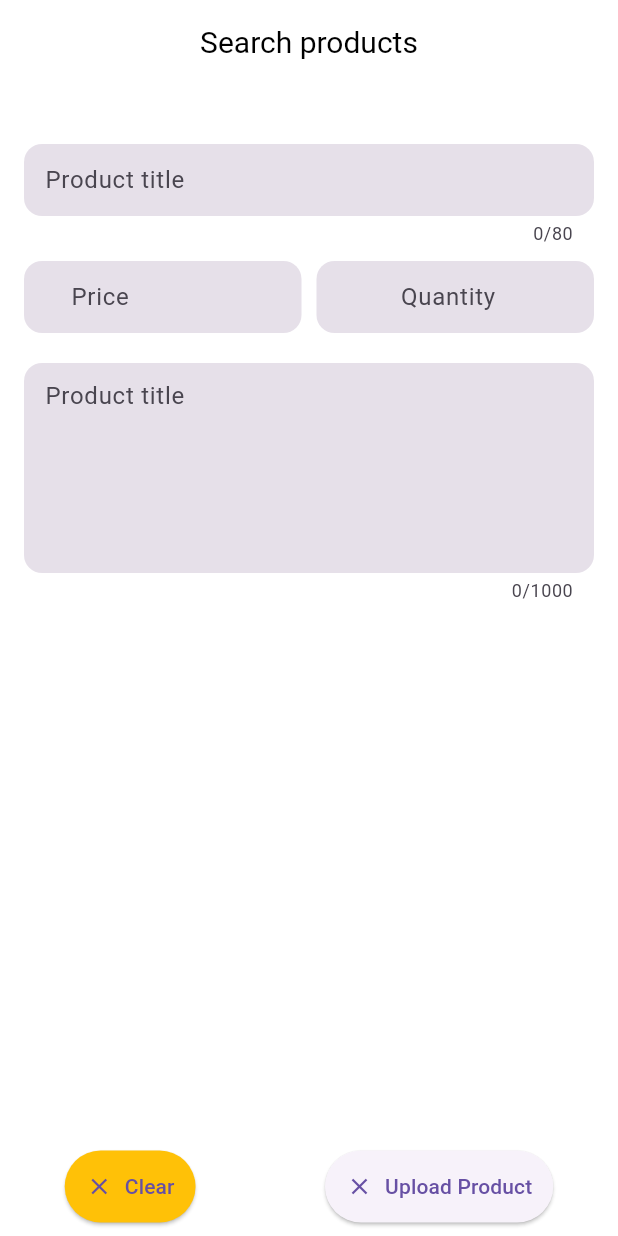
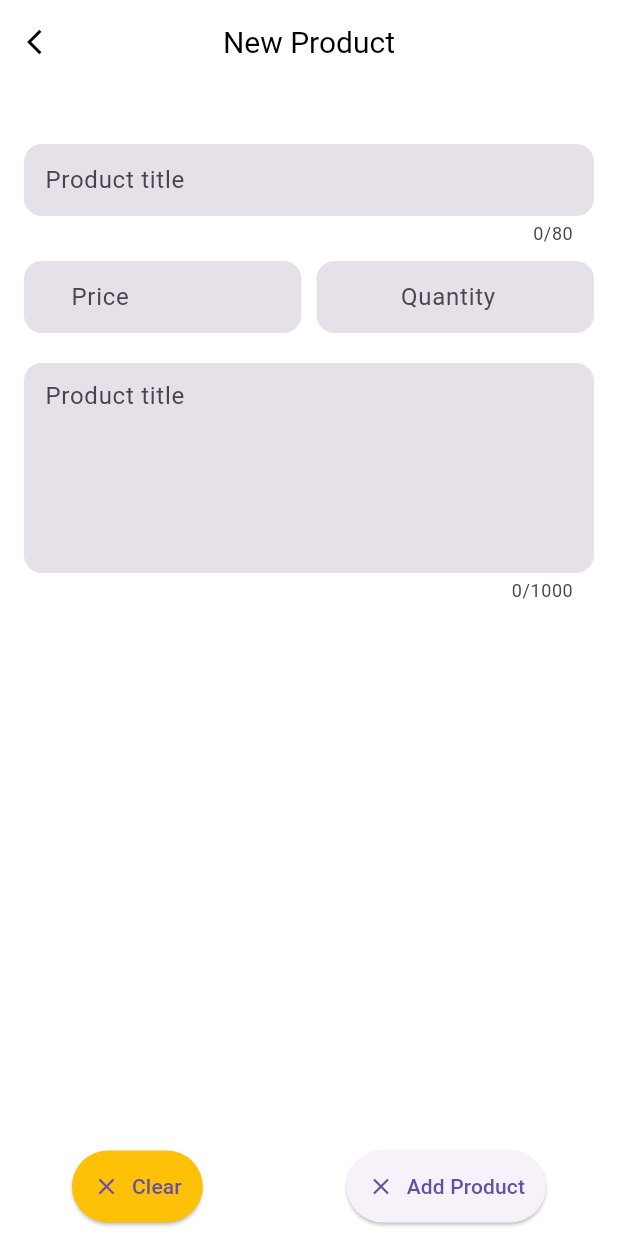
Before and after one commit to efegorkemumit/ecommerce_flutter_admin, a Flutter app: the EditorUploadProductScreen screen opened by its route, on a phone screen of 412 x 824 dp. Run offline on Flutter 3.47's test engine with Material 3 defaults, Android fonts, the phone set to English and light mode, and no system bars; our stand-ins replace fancy_shimmer_image, iconly, image_picker, shared_preferences, shimmer; missing offline and left inert: dynamic_height_grid_view; accounts and stored records are empty.

Commit message:
edit or create

```diff
--- a/lib/screens/editorUploadProduct.dart
+++ b/lib/screens/editorUploadProduct.dart
@@ -103,7 +103,7 @@ class _EditorUploadProductScreenState extends State<EditorUploadProductScreen> {
 
                   onPressed: (){},
                   icon: const Icon(Icons.clear),
-                  label: const Text("Upload Product"),
+                  label:  Text(isEditing ? "Save Product" : "Add Product" ),
 
                   style: ElevatedButton.styleFrom(
                       padding: const EdgeInsets.all(14),
@@ -118,12 +118,18 @@ class _EditorUploadProductScreenState extends State<EditorUploadProductScreen> {
 
         appBar: AppBar(
             centerTitle: true,
-            leading: Padding(
-              padding: const EdgeInsets.all(8.0),
-
-
+            leading: IconButton(
+              onPressed: (){
+                if(Navigator.canPop(context)){
+                  Navigator.pop(context);
+                }
+              },
+              icon: const Icon(
+                Icons.arrow_back_ios,
+                size: 20,
+              ),
             ),
-            title:  TitleTextWidget(label:  "Search products")
+            title:  TitleTextWidget(label: isEditing ? "Edit Product" : "New Product")
         ),
 
         body: SafeArea(
```
Also changed, not shown: lib/screens/search_screen.dart (+10 -5 lines), lib/widget/product_widget.dart (+12 -1 lines).
